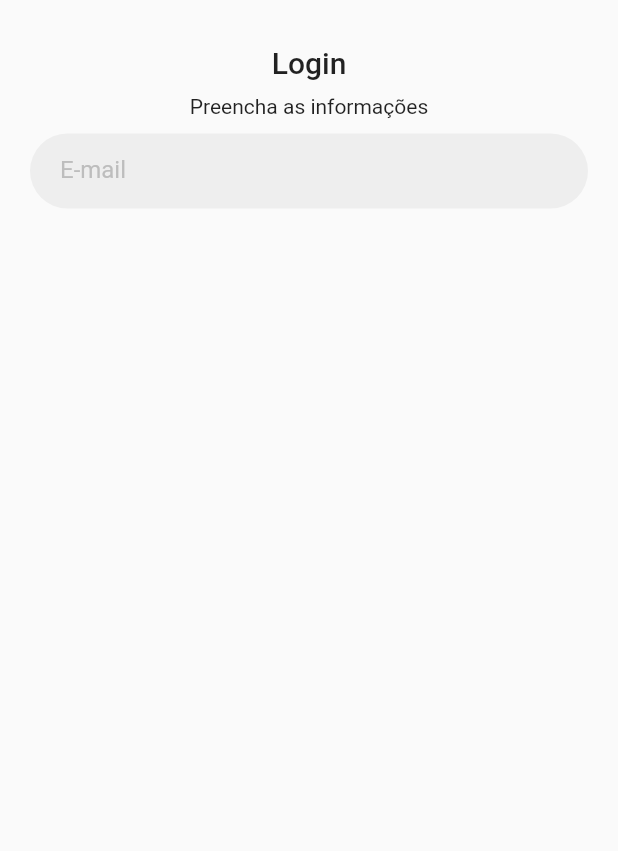
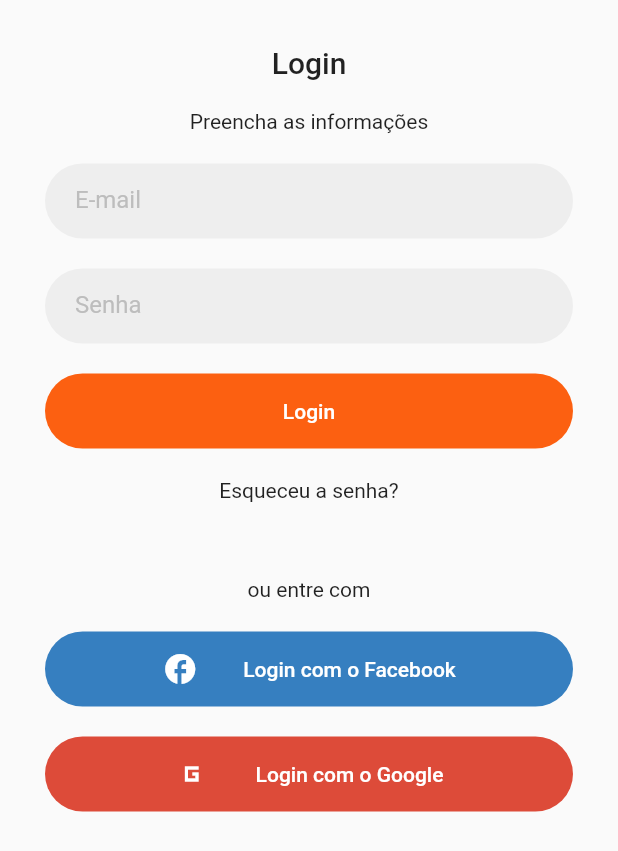
Before and after one commit to JeanDaRosa/delivery_food_app, a Flutter app: the screen it shows after launch, after a tap on "Login", on a phone screen of 412 x 824 dp. Shown: the top 851 px of the screen. Run offline on Flutter 3.47's test engine with Material 2 defaults, Android fonts, the phone set to English and light mode, and no system bars; missing offline and left inert: shadow_clip; Roboto replaces fonts that are missing (Metropolis).

Commit message:
continued login screen

```diff
--- a/lib/const/colors.dart
+++ b/lib/const/colors.dart
@@ -6,4 +6,6 @@ class AppColor {
   static const secondary = Color(0xFF7C7D7E);
   static const placeholder = Color(0xFFB6B7B7);
   static const placeholderBg = Color(0xFFF2F2F2);
+  static const facebook = Color(0xFF367FC0);
+  static const google = Color(0xffdd4b39);
 }
--- a/lib/screens/login_screen.dart
+++ b/lib/screens/login_screen.dart
@@ -1,5 +1,6 @@
 import 'package:delivery_demo/utils/helper.dart';
 import 'package:flutter/material.dart';
+import '../const/colors.dart';
 
 class LoginScreen extends StatefulWidget {
   static const routName = "/loginScreen";
@@ -18,34 +19,95 @@ class _LoginScreenState extends State<LoginScreen> {
         width: Helper.getScreenWidth(context),
         child: SafeArea(
           child: Container(
-            padding: const EdgeInsets.symmetric(horizontal: 20, vertical: 30),
+            padding: const EdgeInsets.symmetric(horizontal: 30, vertical: 30),
             child: Column(
               children: [
                 Text('Login', style: Helper.getTheme(context).titleLarge),
                 const SizedBox(
-                  height: 10,
+                  height: 20,
                 ),
                 const Text(
                   'Preencha as informações',
                 ),
                 const SizedBox(
-                  height: 10,
+                  height: 20,
                 ),
-                Container(
+                const CustomTextInput(
+                  hintText: 'E-mail',
+                ),
+                const SizedBox(
+                  height: 20,
+                ),
+                const CustomTextInput(
+                  hintText: 'Senha',
+                ),
+                const SizedBox(
+                  height: 20,
+                ),
+                SizedBox(
+                  height: 50,
                   width: double.infinity,
+                  child: ElevatedButton(
+                    onPressed: () {},
+                    child: const Text('Login'),
+                  ),
+                ),
+                const SizedBox(
+                  height: 20,
+                ),
+                GestureDetector(
+                  onTap: () {},
+                  child: const Text('Esqueceu a senha?'),
+                ),
+                const SizedBox(
                   height: 50,
-                  decoration: ShapeDecoration(
-                    color: Colors.grey[200],
-                    shape: const StadiumBorder(),
+                ),
+                const Text(
+                  'ou entre com',
+                ),
+                const SizedBox(
+                  height: 20,
+                ),
+                SizedBox(
+                  height: 50,
+                  width: double.infinity,
+                  child: ElevatedButton(
+                    style: ButtonStyle(
+                      backgroundColor: MaterialStateProperty.all(AppColor.facebook),
+                    ),
+                    onPressed: () {},
+                    child: const Row(
+                      mainAxisAlignment: MainAxisAlignment.center,
+                      children: [
+                        Icon(Icons.facebook),
+                        SizedBox(
+                          width: 30,
+                        ),
+                        Text('Login com o Facebook'),
+                      ],
+                    ),
                   ),
-                  child: TextField(
-                    decoration: InputDecoration(
-                      border: InputBorder.none,
-                      hintText: 'E-mail',
-                      hintStyle: TextStyle(
-                        color: Colors.grey[400],
-                      ),
-                      contentPadding: const EdgeInsets.only(left: 20),
+                ),
+                const SizedBox(
+                  height: 20,
+                ),
+                SizedBox(
+                  height: 50,
+                  width: double.infinity,
+                  child: ElevatedButton(
+                    style: ButtonStyle(
+                      backgroundColor: MaterialStateProperty.all(AppColor.google),
+                    ),
+                    onPressed: () {},
+                    child: const Row(
+                      mainAxisAlignment: MainAxisAlignment.center,
+                      children: [
+                        Icon(Icons.g_mobiledata_sharp),
+                        SizedBox(
+                          width: 30,
+                        ),
+                        Text('Login com o Google'),
+                      ],
                     ),
                   ),
                 ),
@@ -57,3 +119,33 @@ class _LoginScreenState extends State<LoginScreen> {
     );
   }
 }
+
+class CustomTextInput extends StatelessWidget {
+  const CustomTextInput({
+    required this.hintText,
+    super.key,
+  });
+  final String hintText;
+
+  @override
+  Widget build(BuildContext context) {
+    return Container(
+      width: double.infinity,
+      height: 50,
+      decoration: ShapeDecoration(
+        color: Colors.grey[200],
+        shape: const StadiumBorder(),
+      ),
+      child: TextField(
+        decoration: InputDecoration(
+          border: InputBorder.none,
+          hintText: hintText,
+          hintStyle: TextStyle(
+            color: Colors.grey[400],
+          ),
+          contentPadding: const EdgeInsets.only(left: 20),
+        ),
+      ),
+    );
+  }
+}
```
